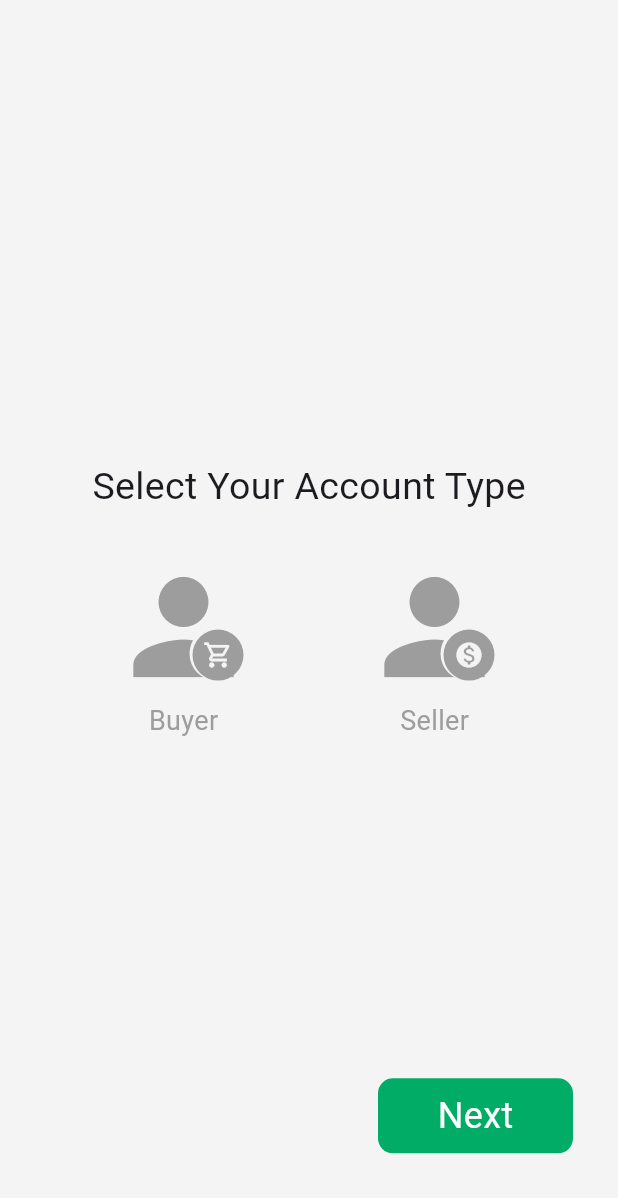
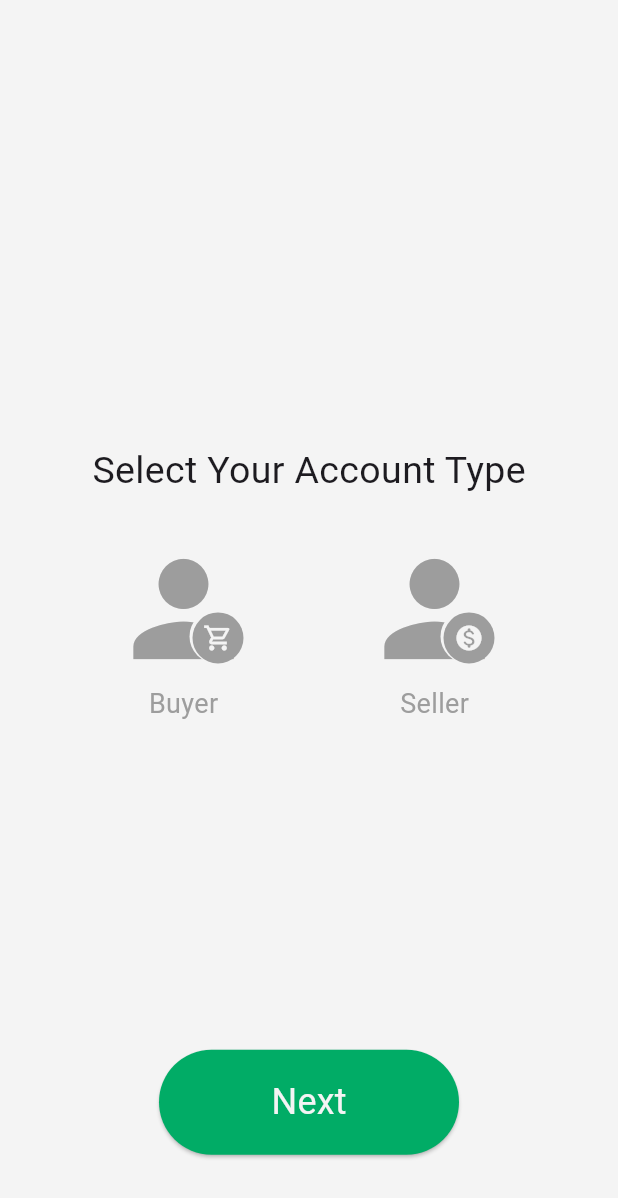
Before and after one commit to Smart-Farming-Graduation-Project/Mobile, a Flutter app: the AccountType screen opened by its route, on a phone screen of 412 x 824 dp. Shown: the top 1198 px of the screen. Run offline on Flutter 3.47's test engine with Material 3 defaults, Android fonts, the phone set to English and light mode, and no system bars; our stand-ins replace badges, flutter_bloc, flutter_screenutil, flutter_slidable, font_awesome_flutter, go_router and 3 more; missing offline and left inert: onboarding_animation.

Commit message:
refactor welcome page

```diff
--- a/lib/featurs/welcome/auth/presentation/views/account_type.dart
+++ b/lib/featurs/welcome/auth/presentation/views/account_type.dart
@@ -3,6 +3,7 @@ import 'package:crop_guard/featurs/welcome/auth/presentation/views/widgets/rule_
 import 'package:flutter/material.dart';
 
 import '../../../../../core/utils/theme/app_colors.dart';
+import '../../../../../core/utils/theme/app_text_styles.dart';
 import 'create_account.dart';
 
 class AccountType extends StatefulWidget {
@@ -16,6 +17,7 @@ class _AccountTypeState extends State<AccountType> {
   bool onTap = false;
   Color containerColor = AppColors.kWhiteColor;
   Color personColor = AppColors.kGrayColor;
+  Color buttonColor =  AppColors.kGrayColor;
 
   @override
   Widget build(BuildContext context) {
@@ -40,28 +42,22 @@ class _AccountTypeState extends State<AccountType> {
             const Spacer(
               flex: 8,
             ),
-            GestureDetector(
-              onTap: () {
-                Navigator.push(
-                  context,
-                  MaterialPageRoute(
-                    builder: (context) {
-                      return const CreateAccount();
-                    },
-                  ),
-                );
-              },
-              child: const Align(
-                alignment: Alignment.centerRight,
-                child: CustomButton(
-                  buttoncolor: AppColors.kPrimaryColor,
-                  buttonheight: 50,
-                  buttonwidth: 130,
-                  buttontext: 'Next',
-                  textcolor: Colors.white,
-                  radius: 10,
+            ElevatedButton(
+                onPressed:
+                    (){
+                  Navigator.push(context,
+                      MaterialPageRoute(builder:
+                          (context)=>CreateAccount(
+                      )));
+                },
+                style: ElevatedButton.styleFrom(
+                    backgroundColor: AppColors.kPrimaryColor,
+                    minimumSize: Size(200, 70),
                 ),
-              ),
+                child: Text('Next',style: AppTextStyles.textStyle24.copyWith(
+                  color: AppColors.kWhiteColor
+                )
+                ),
             ),
             const Spacer(
               flex: 1,
--- /dev/null
+++ b/lib/featurs/welcome/auth/presentation/views/widgets/icon_buyer.dart
@@ -0,0 +1,60 @@
+import 'package:flutter/material.dart';
+import '../../../../../../core/utils/theme/app_colors.dart';
+
+class IconBuyer extends StatefulWidget {
+  const IconBuyer({super.key});
+
+  @override
+  State<IconBuyer> createState() => _IconBuyerState();
+}
+
+class _IconBuyerState extends State<IconBuyer> {
+  Color containerColor1 = AppColors.kWhiteColor;
+  Color personColor1 =  AppColors.kGrayColor;
+  Color containerColor2 = AppColors.kWhiteColor;
+  Color personColor2 =  AppColors.kGrayColor;
+  @override
+  Widget build(BuildContext context) {
+    return Container(
+      width: 150,
+      height: 150,
+      decoration: BoxDecoration(
+        borderRadius: BorderRadius.circular(15),
+        color: containerColor1,
+      ),
+      child:Column(
+        children: [
+          Stack(
+            alignment: Alignment.center,
+            children: [
+              Icon(Icons.person, size: 100
+                  , color: personColor1),
+              Positioned(
+                bottom: 14,
+                right: 10,
+                child: CircleAvatar(
+                  radius: 18,
+                  backgroundColor: containerColor1 ,
+                ),
+              ),
+              Positioned(
+                bottom: 14,
+                right: 10,
+                child: CircleAvatar(
+                  radius: 17,
+                  backgroundColor:personColor1 ,
+                  child:Icon(Icons.shopping_cart_outlined,
+                      size: 20, color: containerColor1),
+                ),
+              ),
+            ],
+          ),
+          Text('Buyer',style: TextStyle(
+            color: personColor1,
+            fontSize: 18,
+          ),)
+        ],
+      ),
+    );
+  }
+}
--- /dev/null
+++ b/lib/featurs/welcome/auth/presentation/views/widgets/icon_seller.dart
@@ -0,0 +1,61 @@
+import 'package:flutter/material.dart';
+
+import '../../../../../../core/utils/theme/app_colors.dart';
+
+class IconSeller extends StatefulWidget {
+  const IconSeller({super.key});
+
+  @override
+  State<IconSeller> createState() => _IconSellerState();
+}
+
+class _IconSellerState extends State<IconSeller> {
+  Color containerColor1 = AppColors.kWhiteColor;
+  Color personColor1 =  AppColors.kGrayColor;
+  Color containerColor2 = AppColors.kWhiteColor;
+  Color personColor2 =  AppColors.kGrayColor;
+  @override
+  Widget build(BuildContext context) {
+    return  Container(
+      width: 150,
+      height: 150,
+      decoration: BoxDecoration(
+        borderRadius: BorderRadius.circular(15),
+        color: containerColor2,
+      ),
+      child: Column(
+        children: [
+          Stack(
+            alignment: Alignment.center,
+            children: [
+              Icon(Icons.person, size: 100
+                  , color: personColor2),
+              Positioned(
+                bottom: 14,
+                right: 10,
+                child: CircleAvatar(
+                  radius: 18,
+                  backgroundColor: containerColor2 ,
+                ),
+              ),
+              Positioned(
+                bottom: 14,
+                right: 10,
+                child: CircleAvatar(
+                  radius: 17,
+                  backgroundColor:personColor2 ,
+                  child:Icon( Icons.monetization_on_rounded,
+                      size: 20, color: containerColor2),
+                ),
+              ),
+            ],
+          ),
+          Text('Seller',style: TextStyle(
+            color: personColor2,
+            fontSize: 18,
+          ),)
+        ],
+      ),
+    );
+  }
+}
--- a/lib/featurs/welcome/auth/presentation/views/widgets/rule_icon.dart
+++ b/lib/featurs/welcome/auth/presentation/views/widgets/rule_icon.dart
@@ -1,5 +1,6 @@
+import 'package:crop_guard/featurs/welcome/auth/presentation/views/widgets/icon_buyer.dart';
+import 'package:crop_guard/featurs/welcome/auth/presentation/views/widgets/icon_seller.dart';
 import 'package:flutter/material.dart';
-
 import '../../../../../../core/utils/theme/app_colors.dart';
 
 class RuleIcon extends StatefulWidget {
@@ -11,11 +12,12 @@ class RuleIcon extends StatefulWidget {
 }
 
 class _RuleIconState extends State<RuleIcon> {
-bool onTap= false;
- Color containerColor1 = AppColors.kWhiteColor;
-Color personColor1 =  AppColors.kGrayColor;
-Color containerColor2 = AppColors.kWhiteColor;
-Color personColor2 =  AppColors.kGrayColor;
+  bool onTap= false;
+  Color containerColor1 = AppColors.kWhiteColor;
+  Color personColor1 =  AppColors.kGrayColor;
+  Color containerColor2 = AppColors.kWhiteColor;
+  Color personColor2 =  AppColors.kGrayColor;
+
   @override
   Widget build(BuildContext context) {
     return Row(
@@ -29,6 +31,7 @@ Color personColor2 =  AppColors.kGrayColor;
               personColor1 =  AppColors.kWhiteColor;
               containerColor2=AppColors.kWhiteColor;
               personColor2 =  AppColors.kGrayColor;
+
             }else{
               containerColor1=AppColors.kWhiteColor;
               personColor1 =  AppColors.kGrayColor;
@@ -37,49 +40,10 @@ Color personColor2 =  AppColors.kGrayColor;
             }
             setState(() {
 
-            });
+            }
+            );
           },
-          child: Container(
-            width: 150,
-            height: 150,
-            decoration: BoxDecoration(
-              borderRadius: BorderRadius.circular(15),
-              color: containerColor1,
-            ),
-                child:Column(
-                  children: [
-                    Stack(
-                      alignment: Alignment.center,
-                      children: [
-                        Icon(Icons.person, size: 100
-                            , color: personColor1),
-                        Positioned(
-                          bottom: 14,
-                          right: 10,
-                          child: CircleAvatar(
-                            radius: 18,
-                            backgroundColor: containerColor1 ,
-                          ),
-                        ),
-                        Positioned(
-                          bottom: 14,
-                          right: 10,
-                          child: CircleAvatar(
-                            radius: 17,
-                            backgroundColor:personColor1 ,
-                            child:Icon(Icons.shopping_cart_outlined,
-                                size: 20, color: containerColor1),
-                          ),
-                        ),
-                      ],
-                    ),
-                    Text('Buyer',style: TextStyle(
-                      color: personColor1,
-                      fontSize: 18,
-                    ),)
-                  ],
-                ),
-              ),
+          child: const IconBuyer(),
         ),
         GestureDetector(
           onTap: (){
@@ -89,6 +53,7 @@ Color personColor2 =  AppColors.kGrayColor;
               personColor2 =  AppColors.kWhiteColor;
               containerColor1=AppColors.kWhiteColor;
               personColor1 =  AppColors.kGrayColor;
+
             }else{
               containerColor2=AppColors.kWhiteColor;
               personColor2 =  AppColors.kGrayColor;
@@ -99,47 +64,7 @@ Color personColor2 =  AppColors.kGrayColor;
 
             });
           },
-          child: Container(
-            width: 150,
-            height: 150,
-            decoration: BoxDecoration(
-              borderRadius: BorderRadius.circular(15),
-              color: containerColor2,
-            ),
-            child: Column(
-              children: [
-                Stack(
-                  alignment: Alignment.center,
-                  children: [
-                    Icon(Icons.person, size: 100
-                        , color: personColor2),
-                    Positioned(
-                      bottom: 14,
-                      right: 10,
-                      child: CircleAvatar(
-                        radius: 18,
-                        backgroundColor: containerColor2 ,
-                      ),
-                    ),
-                    Positioned(
-                      bottom: 14,
-                      right: 10,
-                      child: CircleAvatar(
-                        radius: 17,
-                        backgroundColor:personColor2 ,
-                        child:Icon( Icons.monetization_on_rounded,
-                            size: 20, color: containerColor2),
-                      ),
-                    ),
-                  ],
-                ),
-                Text('Seller',style: TextStyle(
-                  color: personColor2,
-                  fontSize: 18,
-                ),)
-              ],
-            ),
-          ),
+          child:const IconSeller(),
         )
       ],
     );
--- a/pubspec.yaml
+++ b/pubspec.yaml
@@ -46,6 +46,9 @@ dependencies:
   badges: ^3.1.2
   font_awesome_flutter: ^10.8.0
   material_symbols_icons: ^4.2805.1
+  dartz: ^0.10.1
+  dio: ^5.8.0+1
+  flutter_easyloading: ^3.0.5
 
 dev_dependencies:
   flutter_test:
```
Also changed, not shown: lib/featurs/welcome/auth/presentation/views/widgets/check_box.dart (added, +27 -0 lines), lib/featurs/welcome/auth/presentation/views/widgets/f_g_icons.dart (added, +51 -0 lines), lib/featurs/welcome/auth/presentation/views/widgets/go_to_page.dart (added, +41 -0 lines), pubspec.lock.
